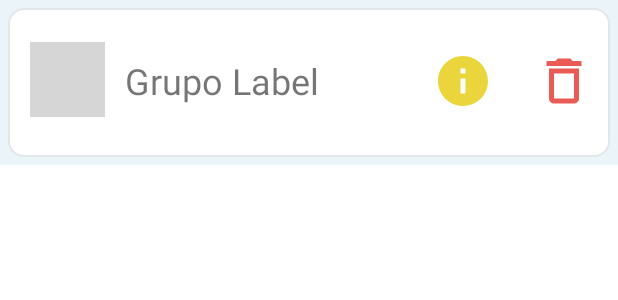
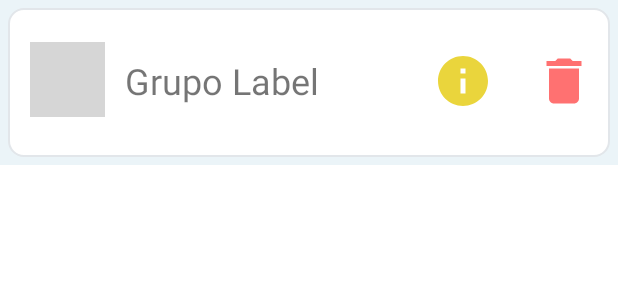
Before and after one commit to alejandroat99/ControlGastosLight, an Android app: the layout layout_grupo_list_item.xml on its own in the app's theme, with its tools: preview values and no code run, on a phone screen of 412 x 824 dp. Shown: the top 300 px of the screen. Run offline under Robolectric (Android 15) with nearby library versions, the phone set to English and light mode, and no system bars; grey boxes are pictures that could not be loaded.

Commit message:
Ajustados iconos de borrado.

```diff
--- a/app/src/main/java/com/example/controlgastoslight/adapter/GrupoListAdapter.java
+++ b/app/src/main/java/com/example/controlgastoslight/adapter/GrupoListAdapter.java
@@ -85,7 +85,7 @@ public class GrupoListAdapter extends BaseAdapter implements ListAdapter {
                 AlertDialog.Builder builder = new AlertDialog.Builder(v.getContext());
                 builder.setTitle(R.string.app_name);
                 builder.setMessage(v.getContext().getString(R.string.borrado_grupo) +"\""+ getItem(position).getLabel() +"\"?");
-                builder.setIcon(R.drawable.ic_delete);
+                builder.setIcon(R.drawable.ic_delete_v2);
                 builder.setPositiveButton(v.getContext().getString(R.string.yes), new DialogInterface.OnClickListener() {
                     @Override
                     public void onClick(DialogInterface dialog, int which) {
--- a/app/src/main/java/com/example/controlgastoslight/adapter/RegistroListAdapter.java
+++ b/app/src/main/java/com/example/controlgastoslight/adapter/RegistroListAdapter.java
@@ -120,7 +120,7 @@ public class RegistroListAdapter extends BaseAdapter implements ListAdapter {
                 String p1 = context.getResources().getString(R.string.borrado_registro) + " \"";
                 String p2 = "\"?";
                 builder.setMessage(p1+ r.getTitulo() + p2);
-                builder.setIcon(R.drawable.ic_delete);
+                builder.setIcon(R.drawable.ic_delete_v2);
                 builder.setPositiveButton("Yes", new DialogInterface.OnClickListener() {
                     @Override
                     public void onClick(DialogInterface dialog, int which) {
--- a/app/src/main/res/layout/layout_grupo_list_item.xml
+++ b/app/src/main/res/layout/layout_grupo_list_item.xml
@@ -54,7 +54,7 @@
         app:layout_constraintBottom_toBottomOf="@+id/btn_info"
         app:layout_constraintEnd_toEndOf="parent"
         app:layout_constraintTop_toTopOf="@+id/btn_info"
-        app:srcCompat="@drawable/ic_delete" />
+        app:srcCompat="@drawable/ic_delete_v2" />
 
     <ImageButton
         android:id="@+id/btn_info"
```
